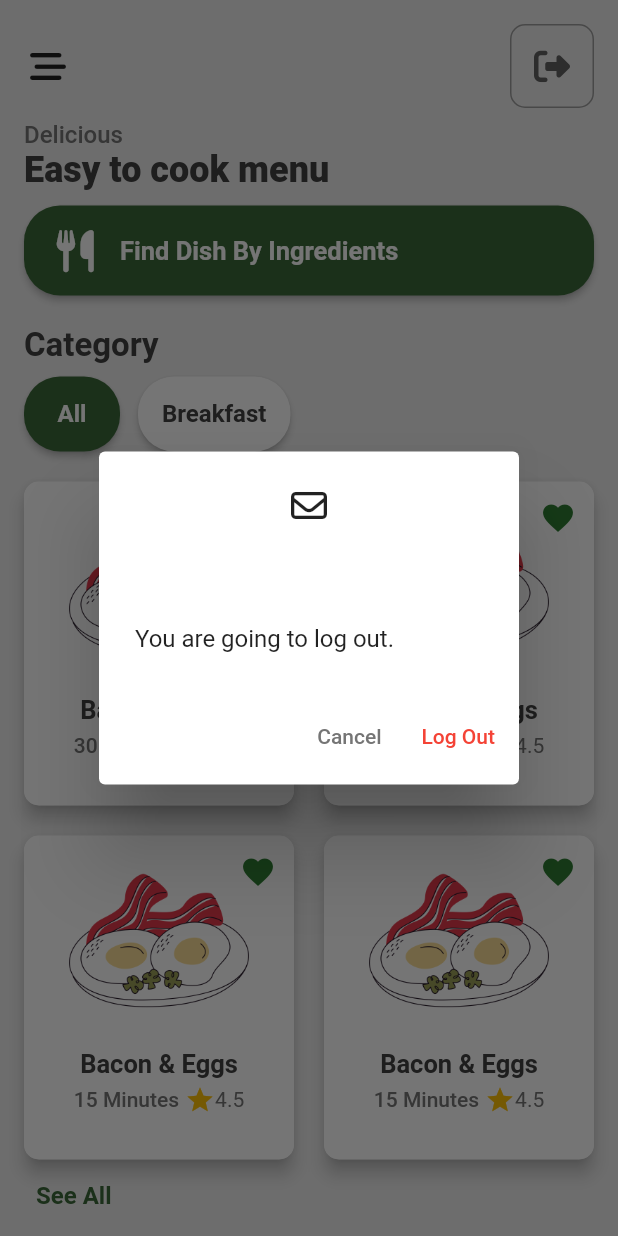
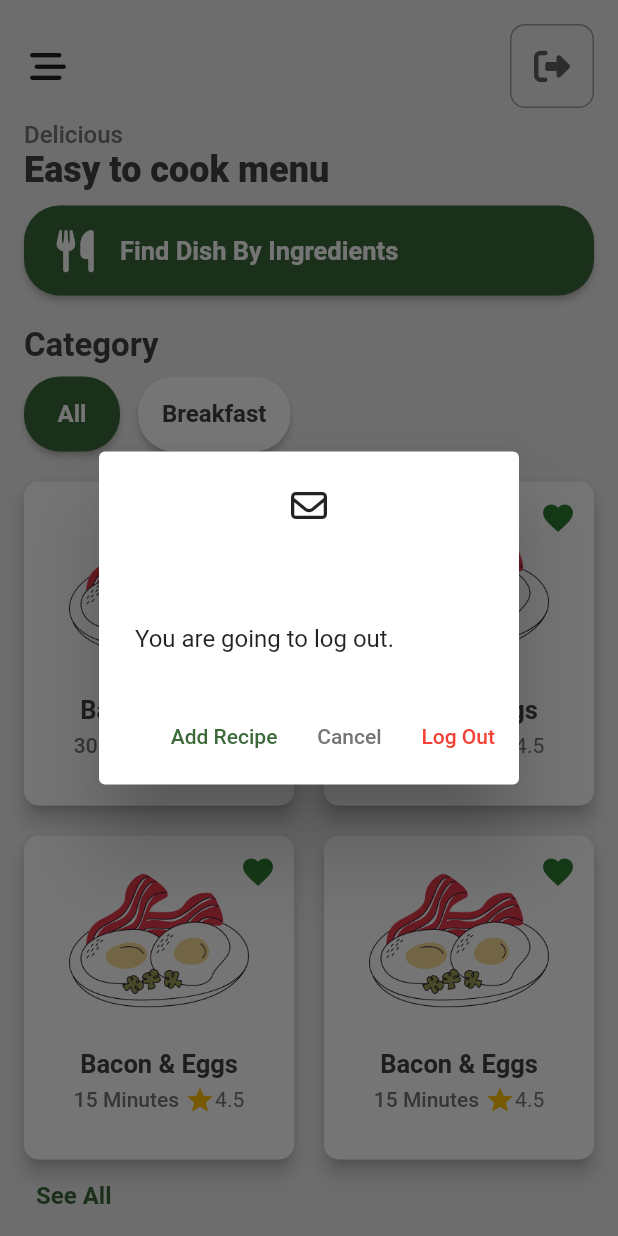
Before and after one commit to SpeedfireV/recipes, a Flutter app: the RecipesPage screen opened by its route, after a tap on an icon or button, on a phone screen of 412 x 824 dp. Run offline on Flutter 3.47's test engine with Material 2 defaults, Android fonts, the phone set to English and light mode, and no system bars; our stand-ins replace firebase_auth, firebase_core, flutter_hooks, flutter_riverpod, font_awesome_flutter, google_sign_in and 3 more; accounts and stored records are empty.

Commit message:
Add Recipe Page

```diff
--- /dev/null
+++ b/lib/constants/styles.dart
@@ -0,0 +1,6 @@
+import 'package:flutter/material.dart';
+
+class Styles {
+  static final TextStyle inputStyle =
+      TextStyle(fontSize: 16, fontWeight: FontWeight.w500);
+}
--- a/lib/pages/recipes_page.dart
+++ b/lib/pages/recipes_page.dart
@@ -1,6 +1,4 @@
-import 'package:auto_size_text/auto_size_text.dart';
 import 'package:firebase_auth/firebase_auth.dart';
-import 'package:firebase_core/firebase_core.dart';
 import 'package:flutter/material.dart';
 import 'package:flutter_riverpod/flutter_riverpod.dart';
 import 'package:font_awesome_flutter/font_awesome_flutter.dart';
@@ -50,43 +48,7 @@ class _RecipesPageState extends ConsumerState<RecipesPage> {
                             if (loggedIn) {
                               showDialog(
                                   context: context,
-                                  builder: (context) => AlertDialog(
-                                        icon: Icon(FontAwesomeIcons.envelope),
-                                        title: Text(
-                                          AuthService.currentMail(),
-                                        ),
-                                        content: Padding(
-                                          padding:
-                                              const EdgeInsets.only(top: 8.0),
-                                          child:
-                                              Text("You are going to log out."),
-                                        ),
-                                        actions: [
-                                          TextButton(
-                                              onPressed: () {
-                                                RouterServices.router.pop();
-                                              },
-                                              child: Text(
-                                                "Cancel",
-                                                style: TextStyle(
-                                                    color: ColorsCustom.grey),
-                                              )),
-                                          TextButton(
-                                              onPressed: () {
-                                                FirebaseAuth.instance.signOut();
-                                                ref
-                                                    .read(loggedInProvider
-                                                        .notifier)
-                                                    .state = false;
-                                                RouterServices.router.pop();
-                                              },
-                                              child: Text(
-                                                "Log Out",
-                                                style: TextStyle(
-                                                    color: Colors.red),
-                                              )),
-                                        ],
-                                      ));
+                                  builder: (context) => const LogOutDialog());
                             } else {
                               RouterServices.router.pushNamed("login");
                             }
@@ -119,7 +81,7 @@ class _RecipesPageState extends ConsumerState<RecipesPage> {
                       ),
                       const SizedBox(height: 10),
                       CustomElevatedButton(
-                        icon: FontAwesomeIcons.utensils,
+                          icon: FontAwesomeIcons.utensils,
                           function: () =>
                               RouterServices.router.pushNamed("ingredients"),
                           text: "Find Dish By Ingredients"),
@@ -346,3 +308,56 @@ class _FoodItemElementState extends ConsumerState<FoodItemElement> {
     );
   }
 }
+
+class LogOutDialog extends ConsumerStatefulWidget {
+  const LogOutDialog({super.key});
+
+  @override
+  ConsumerState<ConsumerStatefulWidget> createState() => _LogOutDialogState();
+}
+
+class _LogOutDialogState extends ConsumerState<LogOutDialog> {
+  @override
+  Widget build(BuildContext context) {
+    return AlertDialog(
+      icon: Icon(FontAwesomeIcons.envelope),
+      title: Text(
+        AuthService.currentMail(),
+      ),
+      content: Padding(
+        padding: const EdgeInsets.only(top: 8.0),
+        child: Text("You are going to log out."),
+      ),
+      actions: [
+        // TODO:Admin Add Recipe Page
+        true
+            ? TextButton(
+                child: Text("Add Recipe"),
+                onPressed: () {
+                  RouterServices.router.pop();
+                  RouterServices.router.pushNamed("addRecipe");
+                },
+              )
+            : Container(),
+        TextButton(
+            onPressed: () {
+              RouterServices.router.pop();
+            },
+            child: Text(
+              "Cancel",
+              style: TextStyle(color: ColorsCustom.grey),
+            )),
+        TextButton(
+            onPressed: () {
+              FirebaseAuth.instance.signOut();
+              ref.read(loggedInProvider.notifier).state = false;
+              RouterServices.router.pop();
+            },
+            child: Text(
+              "Log Out",
+              style: TextStyle(color: Colors.red),
+            )),
+      ],
+    );
+  }
+}
--- a/lib/services/router.dart
+++ b/lib/services/router.dart
@@ -1,5 +1,6 @@
 import 'package:go_router/go_router.dart';
 import 'package:sports/models/food_item.dart';
+import 'package:sports/pages/add_recipe.dart';
 import 'package:sports/pages/entry_page.dart';
 import 'package:sports/pages/find_by_ingredient.dart';
 import 'package:sports/pages/recipes_page.dart';
@@ -23,6 +24,10 @@ class RouterServices {
         name: "recipes",
         builder: (context, state) => const RecipesPage()),
     GoRoute(
+        path: "/addRecipe",
+        name: "addRecipe",
+        builder: (context, state) => const AddRecipePage()),
+    GoRoute(
         path: "/ingredients",
         name: "ingredients",
         builder: (context, state) => const ByIngredientPage()),
--- a/lib/widgets/elevated_button.dart
+++ b/lib/widgets/elevated_button.dart
@@ -8,11 +8,13 @@ class CustomElevatedButton extends ConsumerStatefulWidget {
       required this.function,
       required this.text,
       this.center,
-      required this.icon});
+      required this.icon,
+      this.disabled});
   final Function function;
   final String text;
   final IconData icon;
   final bool? center;
+  final bool? disabled;
   @override
   ConsumerState<ConsumerStatefulWidget> createState() =>
       _CustomElevatedButtonState();
@@ -32,9 +34,11 @@ class _CustomElevatedButtonState extends ConsumerState<CustomElevatedButton> {
                   ? Alignment.center
                   : Alignment.centerLeft,
               minimumSize: const MaterialStatePropertyAll(Size(0, 60))),
-          onPressed: () {
-            widget.function.call();
-          },
+          onPressed: widget.disabled == true
+              ? null
+              : () {
+                  widget.function.call();
+                },
           icon: Padding(
             padding: EdgeInsets.only(right: 8, left: 8),
             child: Icon(
```
Also changed, not shown: lib/pages/add_recipe.dart (added, +181 -0 lines), lib/pages/find_by_ingredient.dart (+8 -3 lines), lib/pages/login_page.dart (+5 -12 lines), lib/services/ingredients_page.dart (added, +8 -0 lines), lib/widgets/text_input.dart (added).
